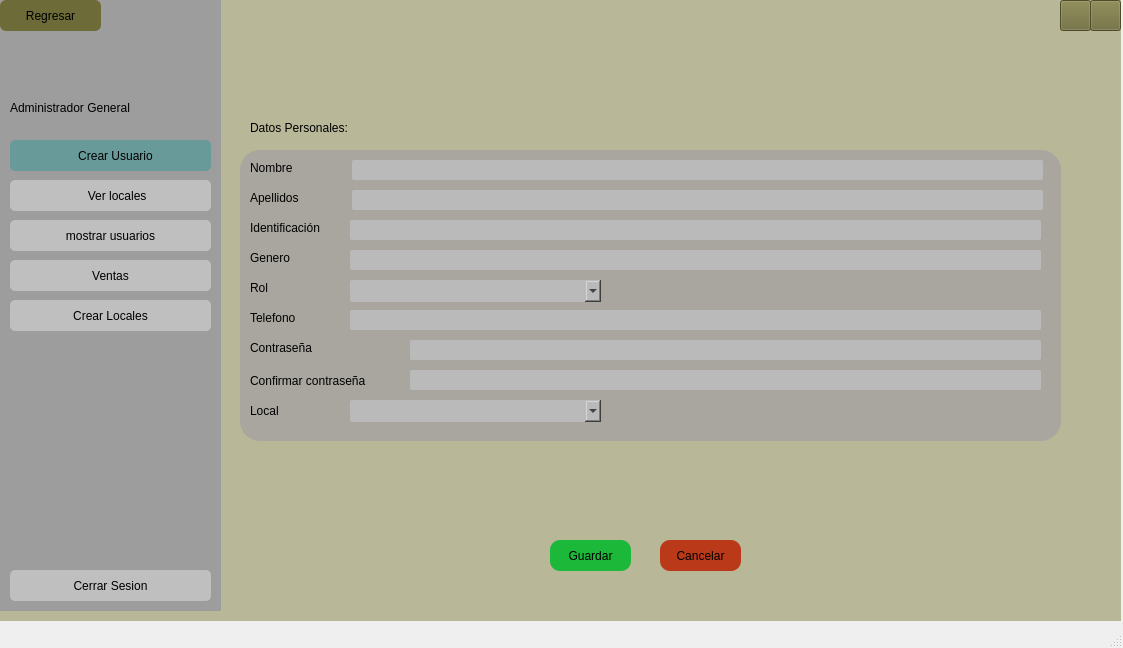
The window that Vistas/ui_files/Admi.G(crearusuarios).ui (BlacKomm636/ProyectoPOO) describes before a commit, drawn with Qt 5.
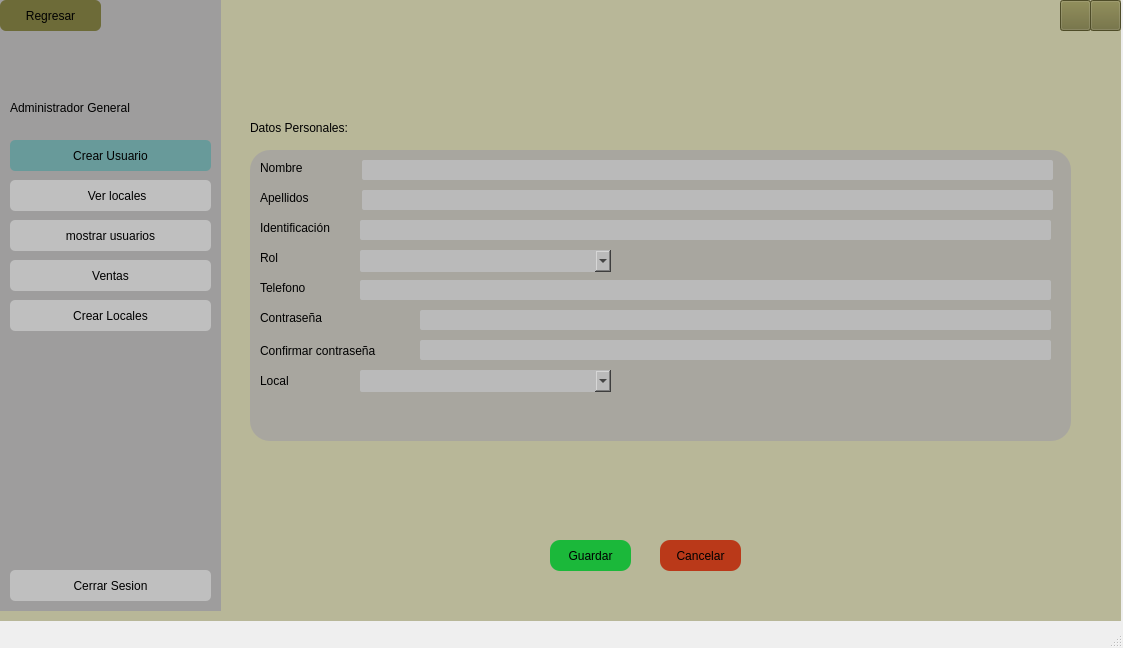
The same window after the commit. Icons and pictures are not drawn.

Commit message: Se implementa el editar y eliminar usuarios en la tabla

```diff
--- a/Vistas/ui_files/Admi.G(crearusuarios).ui
+++ b/Vistas/ui_files/Admi.G(crearusuarios).ui
@@ -105,7 +105,7 @@
 background-color: #689A9A;</string>
       </property>
       <property name="text">
-       <string>   Crear Usuario</string>
+       <string>Crear Usuario</string>
       </property>
       <property name="icon">
        <iconset>
@@ -250,7 +250,7 @@
     <widget class="QWidget" name="widget_10" native="true">
      <property name="geometry">
       <rect>
-       <x>240</x>
+       <x>250</x>
        <y>150</y>
        <width>821</width>
        <height>291</height>
@@ -309,22 +309,6 @@
        <string>Identificación</string>
       </property>
      </widget>
-     <widget class="QLabel" name="label_30">
-      <property name="geometry">
-       <rect>
-        <x>10</x>
-        <y>100</y>
-        <width>51</width>
-        <height>16</height>
-       </rect>
-      </property>
-      <property name="styleSheet">
-       <string notr="true">font: 87 9pt &quot;Arial Black&quot;;</string>
-      </property>
-      <property name="text">
-       <string>Genero</string>
-      </property>
-     </widget>
      <widget class="QLineEdit" name="lineEditNombre">
       <property name="geometry">
        <rect>
@@ -367,25 +351,11 @@
 background-color: rgb(186, 186, 186);</string>
       </property>
      </widget>
-     <widget class="QLineEdit" name="lineEditGenero">
-      <property name="geometry">
-       <rect>
-        <x>110</x>
-        <y>100</y>
-        <width>691</width>
-        <height>20</height>
-       </rect>
-      </property>
-      <property name="styleSheet">
-       <string notr="true">border-radius:2px;
-background-color: rgb(186, 186, 186);</string>
-      </property>
-     </widget>
      <widget class="QLabel" name="label_31">
       <property name="geometry">
        <rect>
         <x>10</x>
-        <y>130</y>
+        <y>100</y>
         <width>51</width>
         <height>16</height>
        </rect>
@@ -401,7 +371,7 @@
       <property name="geometry">
        <rect>
         <x>110</x>
-        <y>130</y>
+        <y>100</y>
         <width>251</width>
         <height>22</height>
        </rect>
@@ -415,7 +385,7 @@
       <property name="geometry">
        <rect>
         <x>10</x>
-        <y>160</y>
+        <y>130</y>
         <width>61</width>
         <height>16</height>
        </rect>
@@ -431,7 +401,7 @@
       <property name="geometry">
        <rect>
         <x>110</x>
-        <y>160</y>
+        <y>130</y>
         <width>691</width>
         <height>20</height>
        </rect>
@@ -445,7 +415,7 @@
       <property name="geometry">
        <rect>
         <x>10</x>
-        <y>190</y>
+        <y>160</y>
         <width>81</width>
         <height>16</height>
        </rect>
@@ -461,7 +431,7 @@
       <property name="geometry">
        <rect>
         <x>10</x>
-        <y>220</y>
+        <y>190</y>
         <width>151</width>
         <height>21</height>
        </rect>
@@ -477,7 +447,7 @@
       <property name="geometry">
        <rect>
         <x>170</x>
-        <y>190</y>
+        <y>160</y>
         <width>631</width>
         <height>20</height>
        </rect>
@@ -491,7 +461,7 @@
       <property name="geometry">
        <rect>
         <x>170</x>
-        <y>220</y>
+        <y>190</y>
         <width>631</width>
         <height>20</height>
        </rect>
@@ -505,7 +475,7 @@
       <property name="geometry">
        <rect>
         <x>10</x>
-        <y>250</y>
+        <y>220</y>
         <width>151</width>
         <height>21</height>
        </rect>
@@ -521,7 +491,7 @@
       <property name="geometry">
        <rect>
         <x>110</x>
-        <y>250</y>
+        <y>220</y>
         <width>251</width>
         <height>22</height>
        </rect>
```
Left out of the diff: 33 changed lines with no effect on the pictures. The commit also changes 14 other files.
